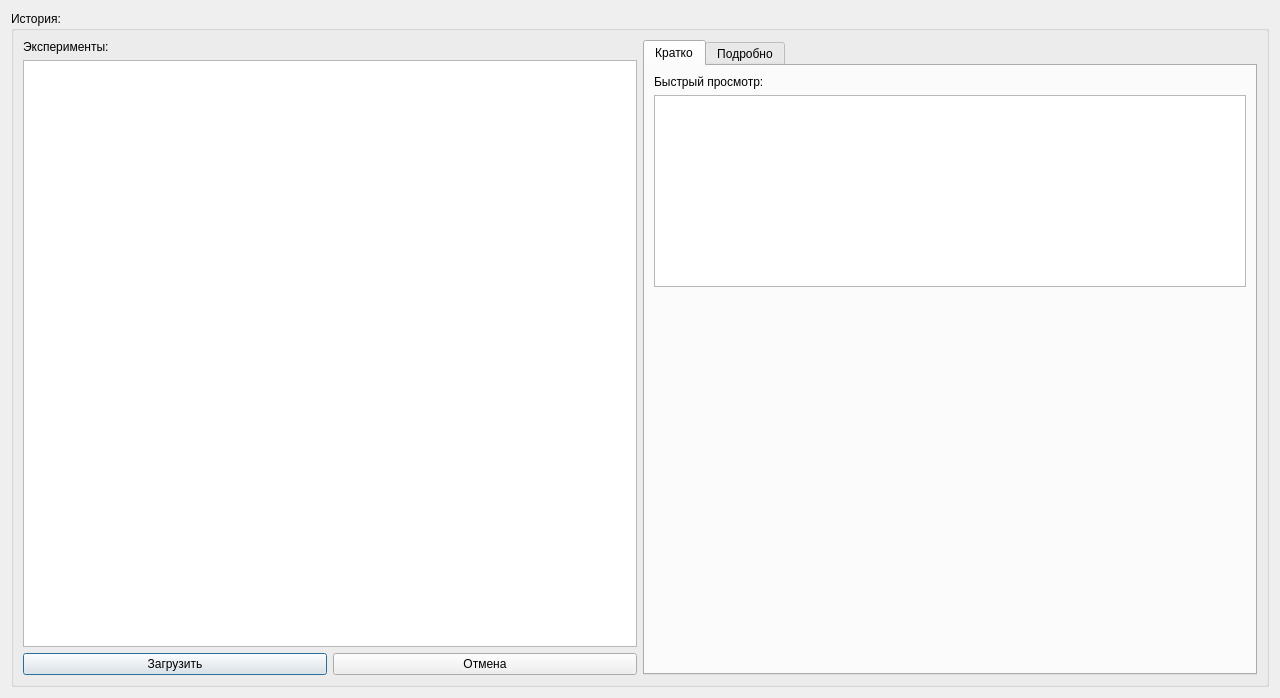
neurocomputer/MemriBoard, file gui/uies/history.ui: the form before one commit.
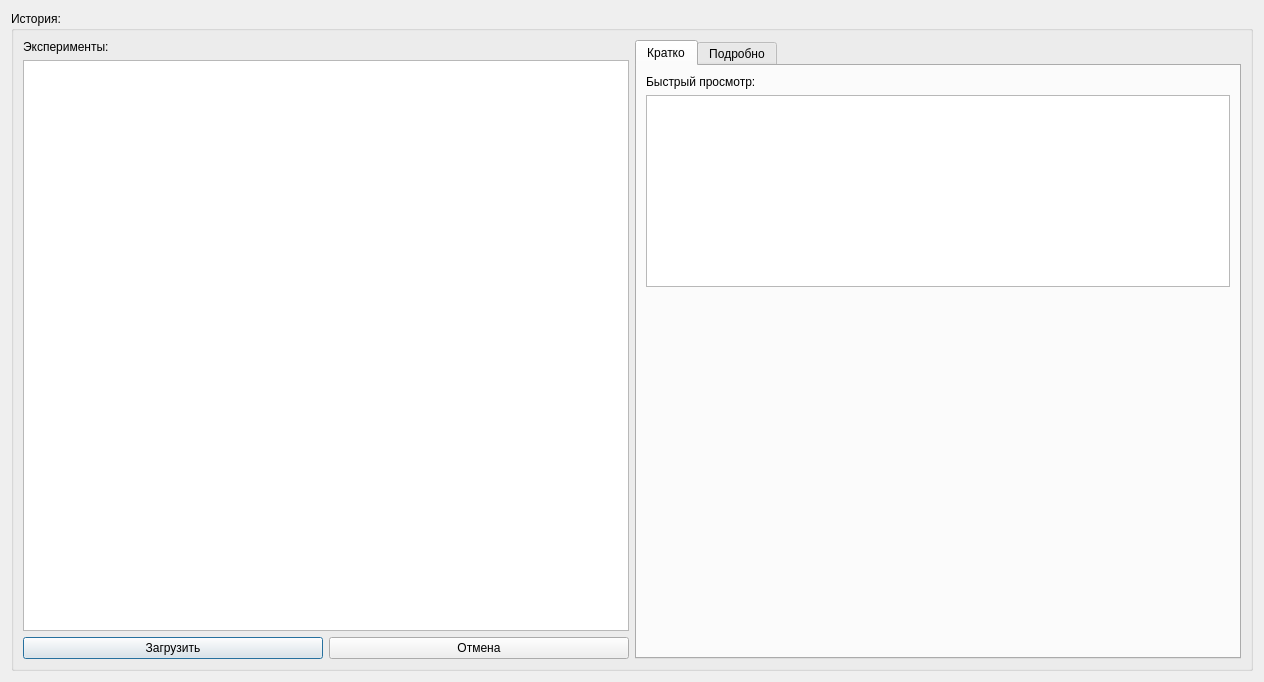
The form after the commit.

The edit to the form file:
```diff
--- a/gui/uies/history.ui
+++ b/gui/uies/history.ui
@@ -6,8 +6,8 @@
    <rect>
     <x>0</x>
     <y>0</y>
-    <width>1280</width>
-    <height>698</height>
+    <width>1264</width>
+    <height>682</height>
    </rect>
   </property>
   <property name="windowTitle">
```
